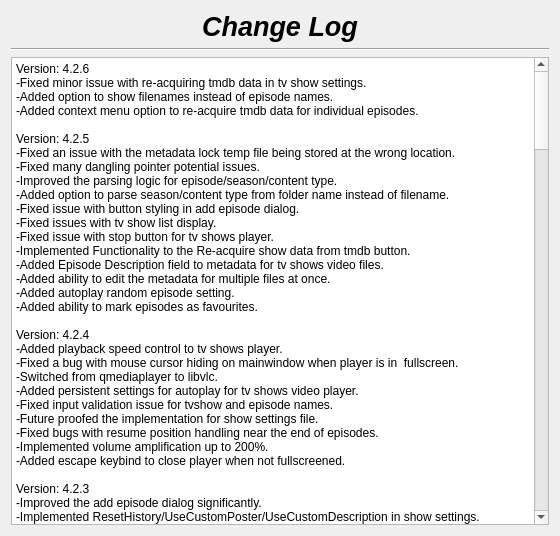
The window that changelog.ui (therealMaPMaKeR/MMDiary) describes before a commit, drawn with Qt 5.
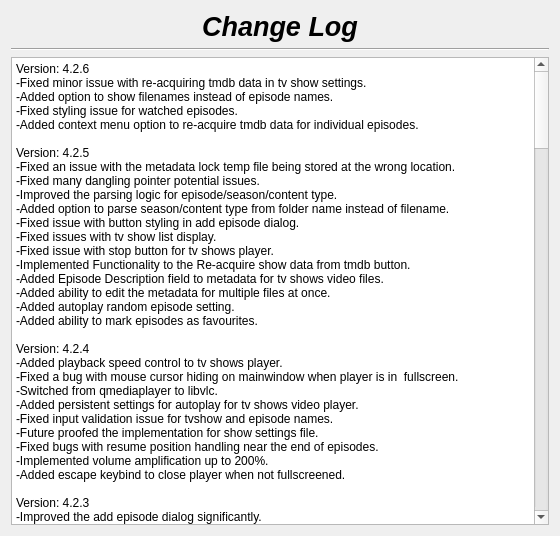
The same window after the commit.

Commit message: fixed styling issue with watched episodes

The edit to the form file:
```diff
--- a/changelog.ui
+++ b/changelog.ui
@@ -56,7 +56,7 @@
 li.checked::marker { content: &quot;\2612&quot;; }
 &lt;/style&gt;&lt;/head&gt;&lt;body style=&quot; font-family:'Segoe UI'; font-size:9pt; font-weight:400; font-style:normal;&quot;&gt;
 &lt;p style=&quot; margin-top:0px; margin-bottom:0px; margin-left:0px; margin-right:0px; -qt-block-indent:0; text-indent:0px;&quot;&gt;Version: 4.2.6&lt;br /&gt;-Fixed minor issue with re-acquiring tmdb data in tv show settings.&lt;/p&gt;
-&lt;p style=&quot; margin-top:0px; margin-bottom:0px; margin-left:0px; margin-right:0px; -qt-block-indent:0; text-indent:0px;&quot;&gt;-Added option to show filenames instead of episode names.&lt;br /&gt;-Added context menu option to re-acquire tmdb data for individual episodes.&lt;br /&gt;&lt;br /&gt;Version: 4.2.5&lt;br /&gt;-Fixed an issue with the metadata lock temp file being stored at the wrong location.&lt;br /&gt;-Fixed many dangling pointer potential issues.&lt;/p&gt;
+&lt;p style=&quot; margin-top:0px; margin-bottom:0px; margin-left:0px; margin-right:0px; -qt-block-indent:0; text-indent:0px;&quot;&gt;-Added option to show filenames instead of episode names.&lt;br /&gt;-Fixed styling issue for watched episodes.&lt;br /&gt;-Added context menu option to re-acquire tmdb data for individual episodes.&lt;br /&gt;&lt;br /&gt;Version: 4.2.5&lt;br /&gt;-Fixed an issue with the metadata lock temp file being stored at the wrong location.&lt;br /&gt;-Fixed many dangling pointer potential issues.&lt;/p&gt;
 &lt;p style=&quot; margin-top:0px; margin-bottom:0px; margin-left:0px; margin-right:0px; -qt-block-indent:0; text-indent:0px;&quot;&gt;-Improved the parsing logic for episode/season/content type.&lt;br /&gt;-Added option to parse season/content type from folder name instead of filename.&lt;br /&gt;-Fixed issue with button styling in add episode dialog.&lt;/p&gt;
 &lt;p style=&quot; margin-top:0px; margin-bottom:0px; margin-left:0px; margin-right:0px; -qt-block-indent:0; text-indent:0px;&quot;&gt;-Fixed issues with tv show list display.&lt;/p&gt;
 &lt;p style=&quot; margin-top:0px; margin-bottom:0px; margin-left:0px; margin-right:0px; -qt-block-indent:0; text-indent:0px;&quot;&gt;-Fixed issue with stop button for tv shows player.&lt;br /&gt;-Implemented Functionality to the Re-acquire show data from tmdb button.&lt;br /&gt;-Added Episode Description field to metadata for tv shows video files.&lt;br /&gt;-Added ability to edit the metadata for multiple files at once.&lt;br /&gt;-Added autoplay random episode setting.&lt;br /&gt;-Added ability to mark episodes as favourites.&lt;br /&gt;&lt;br /&gt;Version: 4.2.4&lt;br /&gt;-Added playback speed control to tv shows player.&lt;br /&gt;-Fixed a bug with mouse cursor hiding on mainwindow when player is in  fullscreen.&lt;/p&gt;
```
The commit also changes 1 other file.
